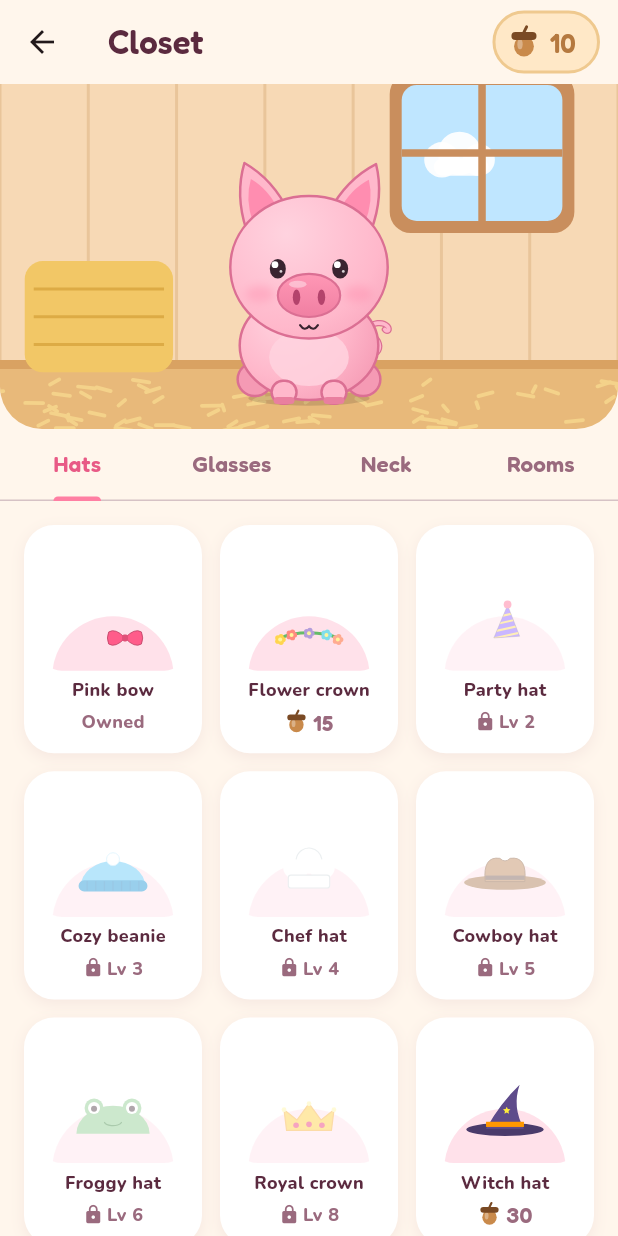
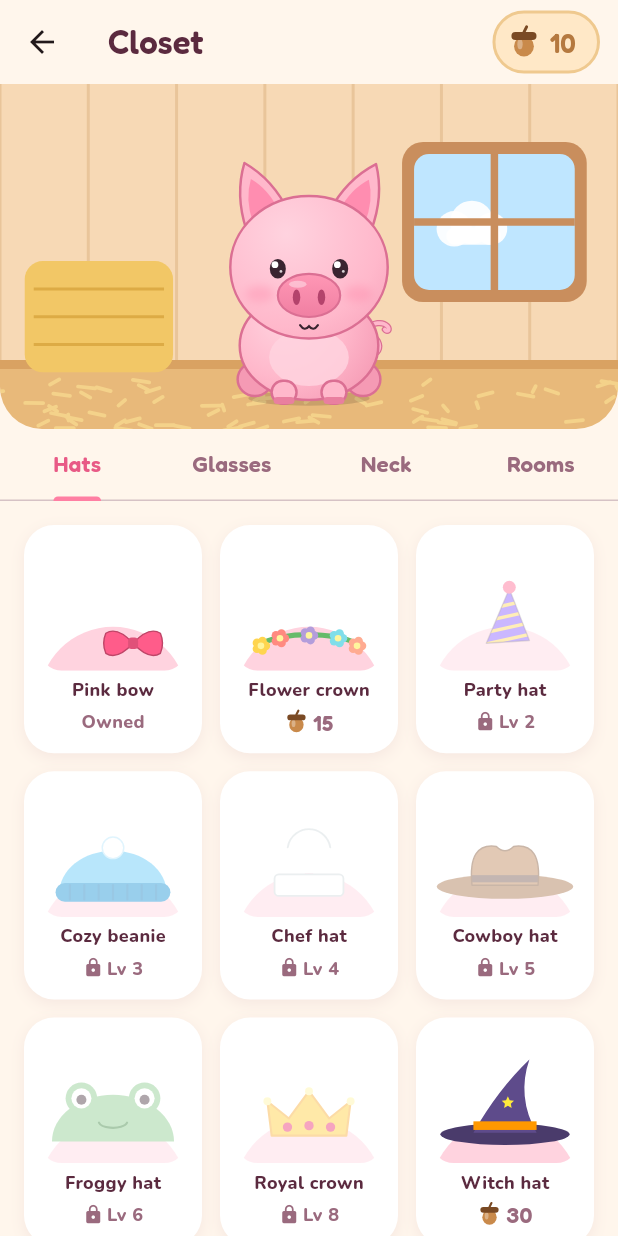
Before and after one commit to OuadieZerhouni/oink-pet-public, a Flutter app: the ClosetScreen screen opened directly, after a tap on "Pink bow", on a phone screen of 412 x 824 dp. Run offline on Flutter 3.47's test engine with Material 3 defaults, Android fonts, the phone set to English and light mode, and no system bars; our stand-ins replace in_app_review, package_info_plus, shared_preferences; missing offline and left inert: audio_session, flutter_soloud; accounts and stored records are empty.

Commit message:
Web preview fixes: bubble anchoring, room layout, closet thumbs, game stack sizing + game tests

```diff
--- a/lib/l10n/app_en.arb
+++ b/lib/l10n/app_en.arb
@@ -84,7 +84,7 @@
   "@grewUpBig": { "placeholders": { "name": { "type": "String" } } },
 
   "gameTitle": "Apple Catch",
-  "gameHow": "Slide {name} to catch apples. Golden apples are worth more. Watch out for bees!",
+  "gameHow": "Slide {name} to catch apples. Stars and acorns are worth more. Watch out for bees!",
   "@gameHow": { "placeholders": { "name": { "type": "String" } } },
   "gameStart": "Start",
   "gameOver": "Great catching!",
--- a/lib/l10n/app_localizations.dart
+++ b/lib/l10n/app_localizations.dart
@@ -463,7 +463,7 @@ abstract class AppLocalizations {
   /// No description provided for @gameHow.
   ///
   /// In en, this message translates to:
-  /// **'Slide {name} to catch apples. Golden apples are worth more. Watch out for bees!'**
+  /// **'Slide {name} to catch apples. Stars and acorns are worth more. Watch out for bees!'**
   String gameHow(String name);
 
   /// No description provided for @gameStart.
--- a/lib/l10n/app_localizations_en.dart
+++ b/lib/l10n/app_localizations_en.dart
@@ -227,7 +227,7 @@ class AppLocalizationsEn extends AppLocalizations {
 
   @override
   String gameHow(String name) {
-    return 'Slide $name to catch apples. Golden apples are worth more. Watch out for bees!';
+    return 'Slide $name to catch apples. Stars and acorns are worth more. Watch out for bees!';
   }
 
   @override
--- a/lib/ui/closet_screen.dart
+++ b/lib/ui/closet_screen.dart
@@ -1,3 +1,5 @@
+import 'dart:math' as math;
+
 import 'package:flutter/material.dart';
 
 import '../core/app_services.dart';
@@ -271,21 +273,33 @@ class ItemThumbPainter extends CustomPainter {
   @override
   void paint(Canvas c, Size s) {
     final w = s.width, h = s.height;
+    c.save();
+    c.clipRect(Offset.zero & s);
+    const skin = Color(0xFFFFD3DF);
     switch (item.slot) {
       case Slot.room:
-        RoomPainter(item.id, floorY: 0.7).paint(c, s);
+        // Paint the room at phone scale, then shrink it, so props keep the
+        // proportions they have on the home screen.
+        const virtualWidth = 390.0;
+        final k = w / virtualWidth;
+        c.scale(k, k);
+        RoomPainter(item.id, floorY: 0.72).paint(c, Size(virtualWidth, h / k));
       case Slot.hat:
-        c.drawCircle(Offset(w / 2, h * 1.05), w * 0.42, Paint()..color = const Color(0xFFFFE1EA));
-        final r = (w < h ? w : h) * 0.3;
-        drawHat(c, item.id, Offset(w / 2, h * 0.7), r);
+        // A pink "head top" for the hat to sit on.
+        final r = math.min(w, h) * 0.5;
+        final domeTop = h * 0.66;
+        c.drawCircle(Offset(w / 2, domeTop + r * 1.15), r * 1.15, Paint()..color = skin);
+        drawHat(c, item.id, Offset(w / 2, domeTop + r * 0.1), r);
       case Slot.glasses:
-        c.drawCircle(Offset(w / 2, h / 2), w * 0.4, Paint()..color = const Color(0xFFFFE1EA));
-        final r = w * 0.55;
-        drawGlasses(c, item.id, Offset(w / 2 - r * 0.42, h / 2), Offset(w / 2 + r * 0.42, h / 2), r);
+        final r = w * 0.62;
+        c.drawCircle(Offset(w / 2, h * 0.55), math.min(w, h) * 0.46, Paint()..color = skin);
+        drawGlasses(c, item.id, Offset(w / 2 - r * 0.42, h * 0.5), Offset(w / 2 + r * 0.42, h * 0.5), r);
       case Slot.neck:
-        c.drawCircle(Offset(w / 2, h * 0.45), w * 0.4, Paint()..color = const Color(0xFFFFE1EA));
-        drawNeck(c, item.id, Offset(w / 2, h * 0.38), w * 0.5);
+        final r = w * 0.62;
+        c.drawCircle(Offset(w / 2, -h * 0.05), math.min(w, h) * 0.55, Paint()..color = skin);
+        drawNeck(c, item.id, Offset(w / 2, h * 0.36), r);
     }
+    c.restore();
   }
 
   @override
--- a/lib/ui/onboarding_screen.dart
+++ b/lib/ui/onboarding_screen.dart
@@ -62,7 +62,7 @@ class _OnboardingScreenState extends State<OnboardingScreen> {
               children: [
                 // Pig stage
                 Expanded(
-                  flex: compact ? 4 : 5,
+                  flex: compact ? 4 : 6,
                   child: Padding(
                     padding: const EdgeInsets.fromLTRB(40, 12, 40, 0),
                     child: Stack(
@@ -88,7 +88,7 @@ class _OnboardingScreenState extends State<OnboardingScreen> {
                 ),
                 // Card
                 Expanded(
-                  flex: compact ? 6 : 5,
+                  flex: compact ? 6 : 4,
                   child: Container(
                     width: double.infinity,
                     decoration: const BoxDecoration(
```
Also changed, not shown: lib/ui/game/apple_catch_screen.dart (+77 -13 lines), lib/ui/home_screen.dart (+22 -6 lines), lib/ui/room_painter.dart (+6 -5 lines), pubspec.lock, 10 other files.
